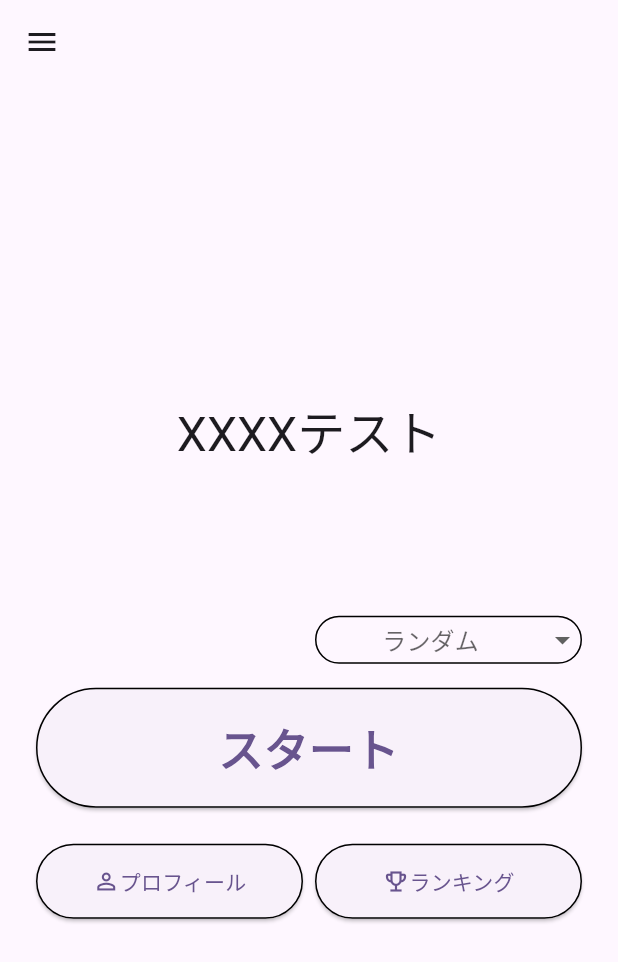
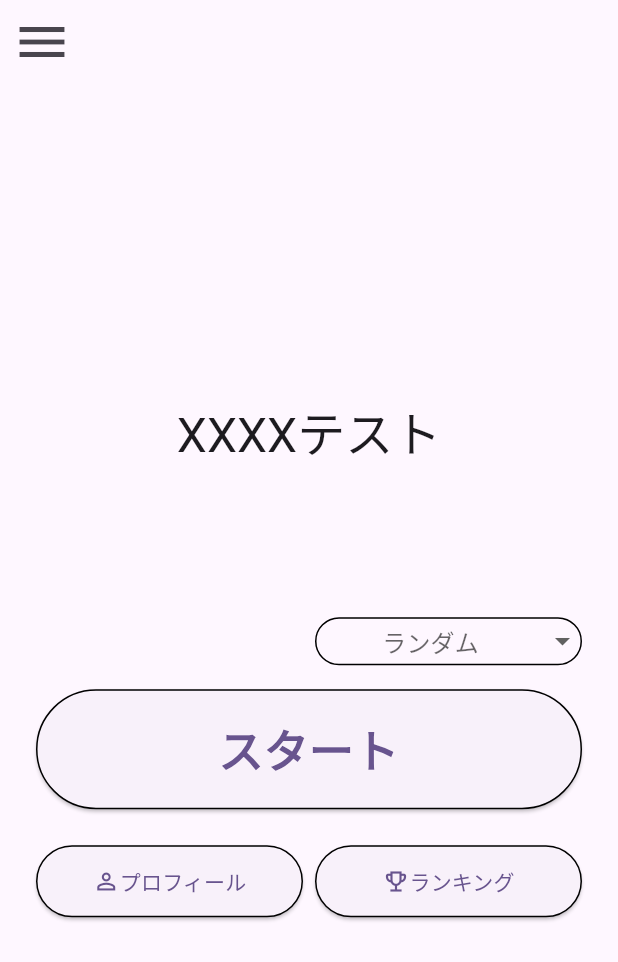
Before and after one commit to Issei-Hiramatsu/team_pampers, a Flutter app: the screen it shows once a user with an empty profile is signed in, on a phone screen of 412 x 824 dp. Shown: the top 962 px of the screen. Run offline on Flutter 3.47's test engine with Material 2 defaults, Android fonts, the phone set to English and light mode, and no system bars; drawn by our look-alikes of flutter_animate; our stand-ins replace cached_network_image, cloud_firestore, connectivity_plus, firebase_auth, firebase_core, firebase_storage and 8 more; accounts and stored records are empty.

Commit message:
fix: drawer Iconのサイズを変更

```diff
--- a/lib/pages/home_page/home_page.dart
+++ b/lib/pages/home_page/home_page.dart
@@ -21,7 +21,9 @@ class HomePage extends HookConsumerWidget {
   @override
   Widget build(BuildContext context, WidgetRef ref) {
     return Scaffold(
-      appBar: AppBar(),
+      appBar: AppBar(iconTheme: const IconThemeData(
+          size: 40  //アイコンの大きさ
+      )),
       body: Center(
         child: Padding(
           padding: const EdgeInsets.symmetric(horizontal: 24),
@@ -86,7 +88,7 @@ class HomePage extends HookConsumerWidget {
                 children: [
                   Expanded(
                     child: SizedBox(
-                      height: 50,
+                      height: 48,
                       child: CustomButton(
                         onPressed: () {
                           Navigator.push(
@@ -104,7 +106,7 @@ class HomePage extends HookConsumerWidget {
                   ),
                   Expanded(
                     child: SizedBox(
-                      height: 50,
+                      height: 48,
                       child: CustomButton(
                         onPressed: () {},
                         icon: Icons.emoji_events_outlined,
```
Also changed, not shown: 1 other file.
